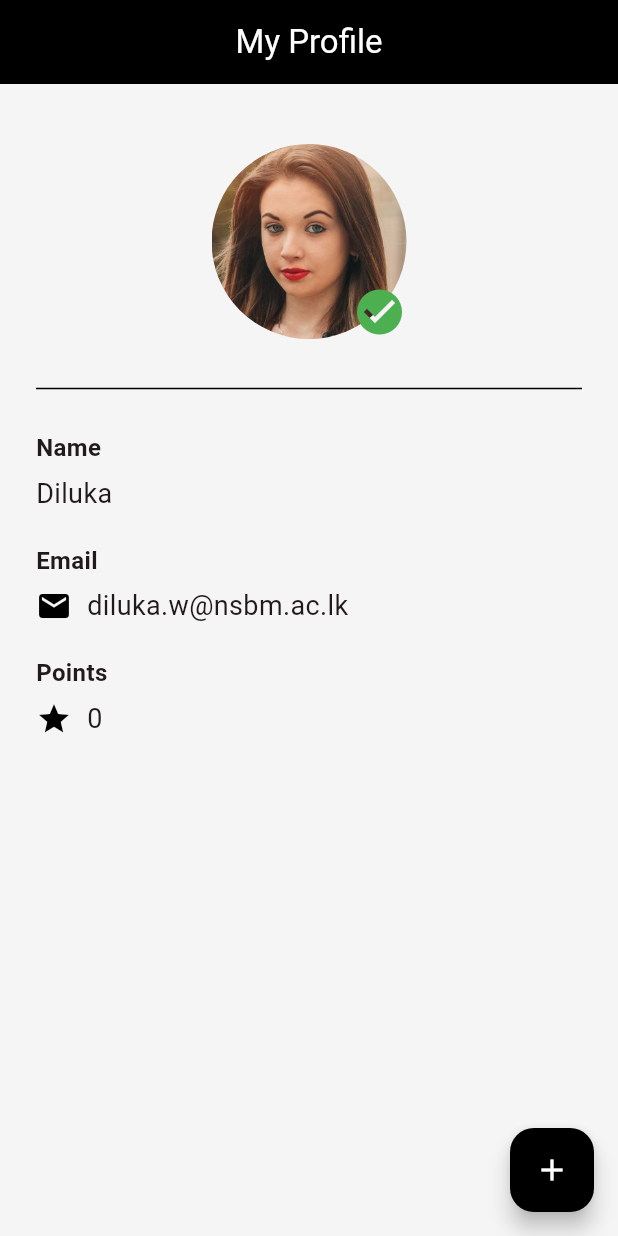
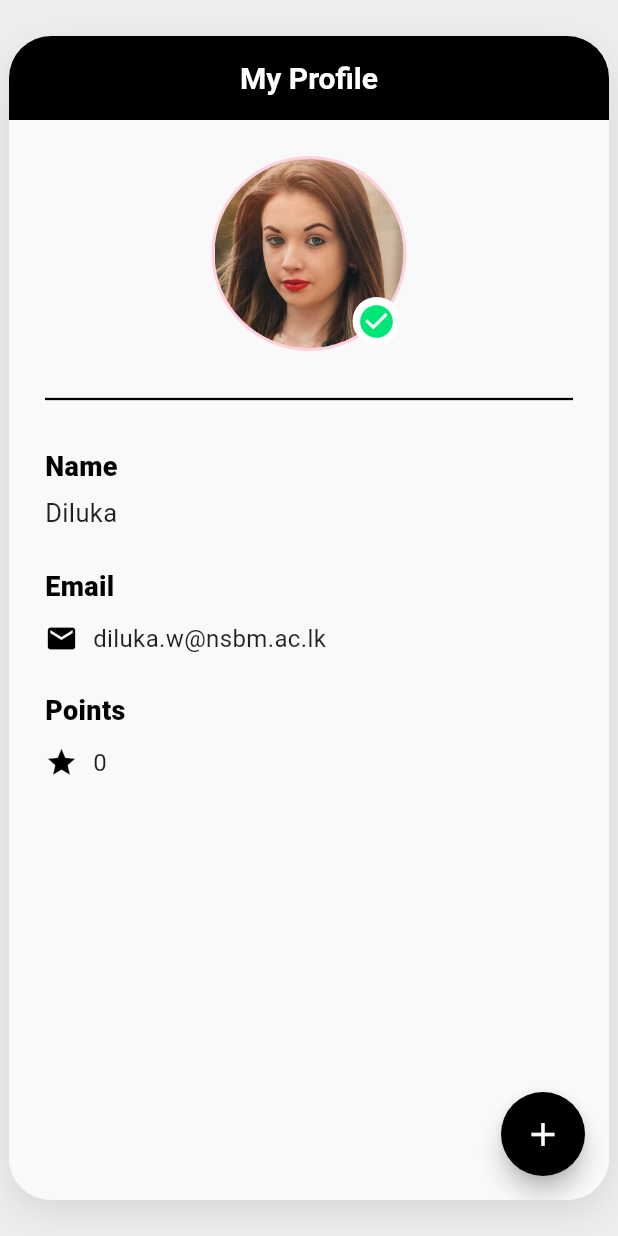
Before and after one commit to hkddaksika/MyProfileApp, a Flutter app: the screen it shows after launch, on a phone screen of 412 x 824 dp. Run offline on Flutter 3.47's test engine with Material 3 defaults, Android fonts, the phone set to English and light mode, and no system bars.

Commit message:
Update MyProfileApp mobile web layout

```diff
--- a/lib/main.dart
+++ b/lib/main.dart
@@ -10,10 +10,11 @@ class MyProfileApp extends StatelessWidget {
   @override
   Widget build(BuildContext context) {
     return MaterialApp(
-      debugShowCheckedModeBanner: true,
       title: 'My Profile',
+      debugShowCheckedModeBanner: false,
       theme: ThemeData(
-        colorScheme: ColorScheme.fromSeed(seedColor: Colors.black),
+        useMaterial3: true,
+        scaffoldBackgroundColor: const Color(0xFFEEEEEE),
       ),
       home: const ProfileScreen(),
     );
@@ -26,116 +27,169 @@ class ProfileScreen extends StatelessWidget {
   @override
   Widget build(BuildContext context) {
     return Scaffold(
-      backgroundColor: const Color(0xfff5f5f5),
+      backgroundColor: const Color(0xFFEEEEEE),
+      body: Center(
+        child: Container(
+          width: 400,
+          height: 800,
+          margin: const EdgeInsets.symmetric(vertical: 24),
+          decoration: BoxDecoration(
+            color: const Color(0xFFF9F9F9),
+            borderRadius: BorderRadius.circular(28),
+            boxShadow: [
+              BoxShadow(
+                color: Colors.black.withValues(alpha: 0.1),
+                blurRadius: 20,
+                offset: const Offset(0, 8),
+              ),
+            ],
+          ),
+          clipBehavior: Clip.antiAlias,
+          child: Scaffold(
+            backgroundColor: const Color(0xFFF9F9F9),
             appBar: AppBar(
-        backgroundColor: Colors.black,
               title: const Text(
                 'My Profile',
                 style: TextStyle(
                   color: Colors.white,
+                  fontSize: 20,
+                  fontWeight: FontWeight.w600,
                 ),
               ),
               centerTitle: true,
+              backgroundColor: Colors.black,
+              elevation: 0,
             ),
-      body: Center(
-        child: ConstrainedBox(
-          constraints: const BoxConstraints(maxWidth: 420),
-          child: Padding(
-            padding: const EdgeInsets.symmetric(horizontal: 24.0),
+            body: Padding(
+              padding: const EdgeInsets.symmetric(
+                horizontal: 24.0,
+                vertical: 24.0,
+              ),
               child: Column(
                 crossAxisAlignment: CrossAxisAlignment.start,
                 children: [
-                const SizedBox(height: 40),
                   Center(
                     child: Stack(
+                      alignment: Alignment.bottomRight,
                       children: [
-                      const CircleAvatar(
+                        Container(
+                          width: 130,
+                          height: 130,
+                          decoration: BoxDecoration(
+                            shape: BoxShape.circle,
+                            border: Border.all(
+                              color: const Color(0xFFFFD1DC),
+                              width: 2,
+                            ),
+                          ),
+                          child: const CircleAvatar(
                             radius: 65,
-                        backgroundColor: Colors.transparent,
-                        backgroundImage:
-                            AssetImage('assets/images/avatar.png'),
+                            backgroundImage: AssetImage(
+                              'assets/images/avatar.png',
                             ),
-                      Positioned(
-                        right: 0,
-                        bottom: 0,
+                          ),
+                        ),
+                        Container(
+                          margin: const EdgeInsets.only(
+                            right: 4,
+                            bottom: 4,
+                          ),
+                          padding: const EdgeInsets.all(3),
+                          decoration: const BoxDecoration(
+                            color: Colors.white,
+                            shape: BoxShape.circle,
+                          ),
                           child: const Icon(
                             Icons.check_circle,
-                          color: Colors.green,
-                          size: 36,
+                            color: Color(0xFF00E676),
+                            size: 26,
                           ),
                         ),
                       ],
                     ),
                   ),
-                const SizedBox(height: 25),
+                  const SizedBox(height: 24),
                   const Divider(
                     color: Colors.black,
-                  thickness: 1,
+                    thickness: 1.5,
                   ),
-                const SizedBox(height: 20),
+                  const SizedBox(height: 24),
                   const Text(
                     'Name',
                     style: TextStyle(
-                    fontSize: 16,
-                    fontWeight: FontWeight.bold,
+                      fontSize: 18,
+                      fontWeight: FontWeight.w800,
+                      color: Colors.black,
                     ),
                   ),
                   const SizedBox(height: 6),
                   const Text(
                     'Diluka',
-                  style: TextStyle(fontSize: 18),
+                    style: TextStyle(
+                      fontSize: 17,
+                      color: Colors.black87,
                     ),
-                const SizedBox(height: 20),
+                  ),
+                  const SizedBox(height: 24),
                   const Text(
                     'Email',
                     style: TextStyle(
-                    fontSize: 16,
-                    fontWeight: FontWeight.bold,
+                      fontSize: 18,
+                      fontWeight: FontWeight.w800,
+                      color: Colors.black,
                     ),
                   ),
-                const SizedBox(height: 6),
+                  const SizedBox(height: 10),
                   const Row(
                     children: [
-                    Icon(Icons.email, color: Colors.black),
+                      Icon(Icons.email, size: 22, color: Colors.black),
                       SizedBox(width: 10),
-                    Expanded(
-                      child: Text(
+                      Text(
                         'diluka.w@nsbm.ac.lk',
-                        style: TextStyle(fontSize: 18),
+                        style: TextStyle(
+                          fontSize: 16,
+                          color: Colors.black87,
                         ),
                       ),
                     ],
                   ),
-                const SizedBox(height: 20),
+                  const SizedBox(height: 24),
                   const Text(
                     'Points',
                     style: TextStyle(
-                    fontSize: 16,
-                    fontWeight: FontWeight.bold,
+                      fontSize: 18,
+                      fontWeight: FontWeight.w800,
+                      color: Colors.black,
                     ),
                   ),
-                const SizedBox(height: 6),
+                  const SizedBox(height: 10),
                   const Row(
                     children: [
-                    Icon(Icons.star, color: Colors.black),
+                      Icon(Icons.star, size: 22, color: Colors.black),
                       SizedBox(width: 10),
                       Text(
                         '0',
-                      style: TextStyle(fontSize: 18),
+                        style: TextStyle(
+                          fontSize: 16,
+                          color: Colors.black87,
+                        ),
                       ),
                     ],
                   ),
                 ],
               ),
             ),
-        ),
-      ),
             floatingActionButton: FloatingActionButton(
+              onPressed: () {},
               backgroundColor: Colors.black,
-        onPressed: () {},
+              shape: const CircleBorder(),
               child: const Icon(
                 Icons.add,
                 color: Colors.white,
+                size: 26,
+              ),
+            ),
+          ),
         ),
       ),
     );
```
Lines whose indentation alone changed are shown as unchanged.
